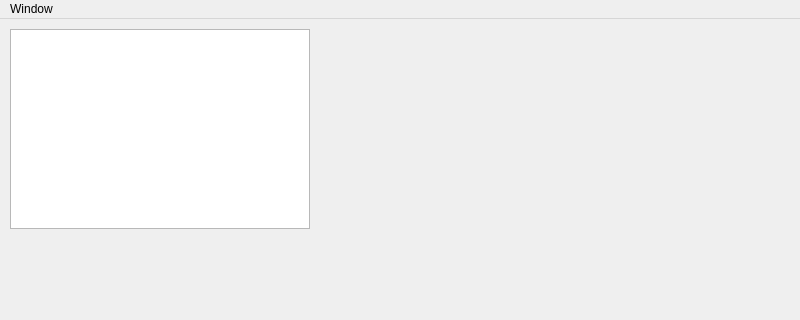
Before: the Qt Designer form worldeditor/src/editors/textureedit/textureedit.ui in thunder-engine/thunder, drawn with Qt 5; both pictures show x 0 to 800 and y 0 to 320 of the 800 by 600 pixel window.
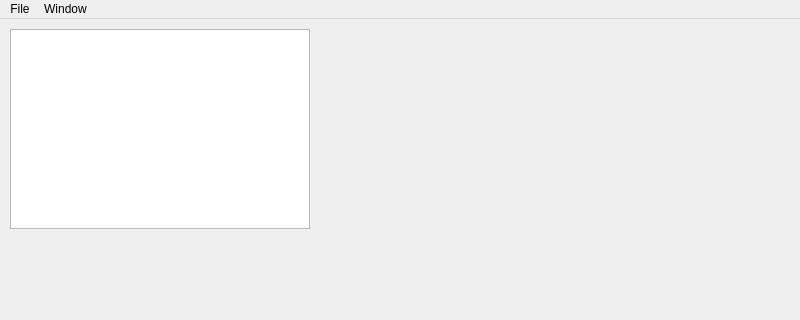
After: the same form once the commit is applied. Custom widgets are drawn as their Qt base class.

```diff
--- a/worldeditor/src/editors/textureedit/textureedit.ui
+++ b/worldeditor/src/editors/textureedit/textureedit.ui
@@ -45,6 +45,13 @@
      <string>Window</string>
     </property>
    </widget>
+   <widget class="QMenu" name="menuFile">
+    <property name="title">
+     <string>File</string>
+    </property>
+    <addaction name="actionSave"/>
+   </widget>
+   <addaction name="menuFile"/>
    <addaction name="menuWindow"/>
   </widget>
  </widget>
```
Left out of the diff: 7 changed lines with no effect on the pictures.
